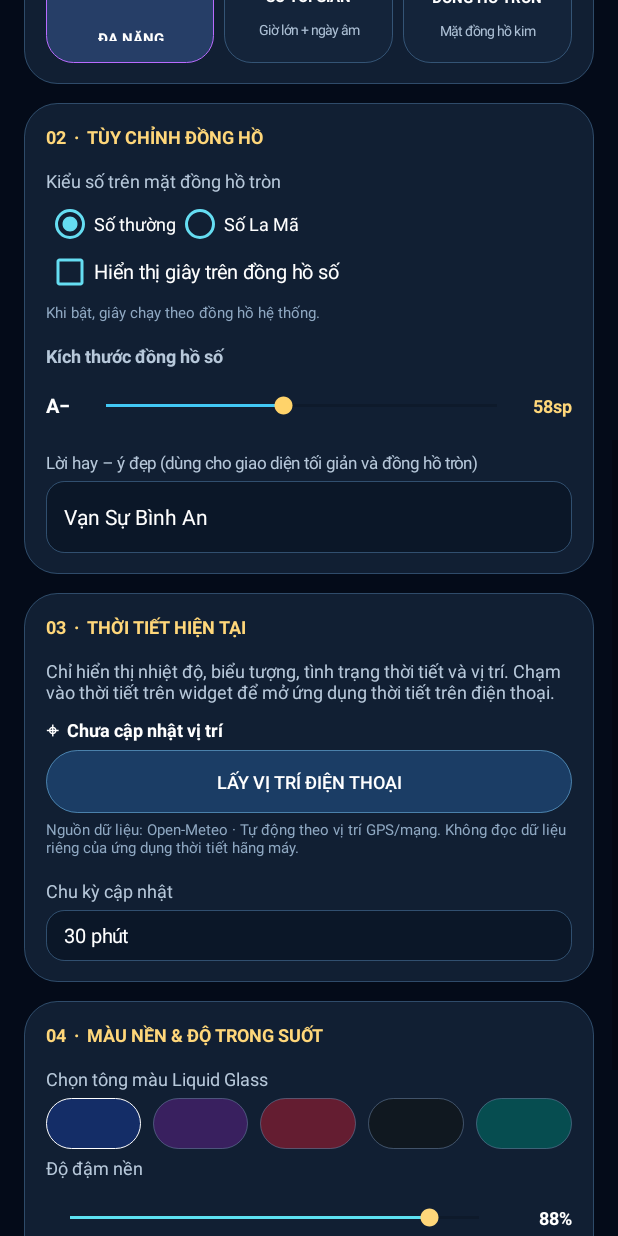
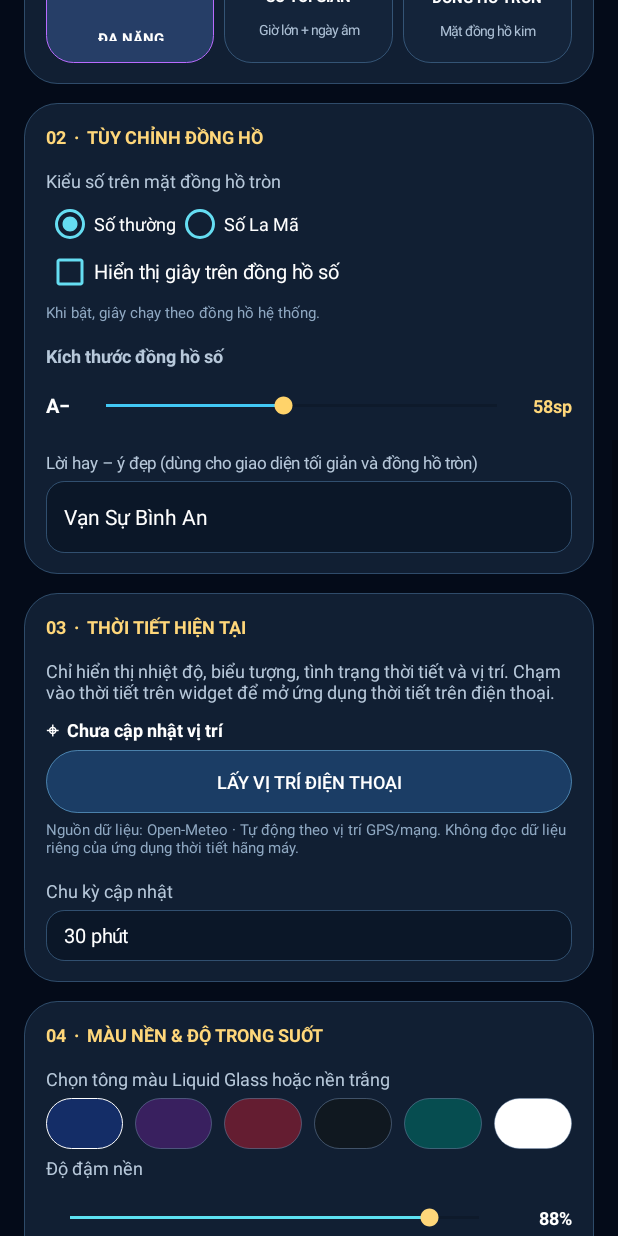
Before and after one commit to quocthanhjs/widget, an Android app: the screen it shows after launch (SettingsActivity), scrolled down 576 dp, on a phone screen of 412 x 824 dp. Run offline under Robolectric (Android 15) with nearby library versions, the phone set to English and light mode, and no system bars; 1 statement that could not run was skipped.

Commit message:
Add files via upload

```diff
--- a/app/src/main/java/vn/dqt/lunarweather/SettingsActivity.kt
+++ b/app/src/main/java/vn/dqt/lunarweather/SettingsActivity.kt
@@ -17,9 +17,9 @@ class SettingsActivity : Activity() {
     private val prefs by lazy { getSharedPreferences("dqt_settings", MODE_PRIVATE) }
     private val palette = intArrayOf(
         0xFF142D67.toInt(), 0xFF39205F.toInt(), 0xFF641D31.toInt(),
-        0xFF101820.toInt(), 0xFF064D50.toInt()
+        0xFF101820.toInt(), 0xFF064D50.toInt(), 0xFFFFFFFF.toInt()
     )
-    private val paletteNames = arrayOf("Xanh đêm", "Tím cực quang", "Đỏ rượu", "Đen kính", "Xanh ngọc")
+    private val paletteNames = arrayOf("Xanh đêm", "Tím cực quang", "Đỏ rượu", "Đen kính", "Xanh ngọc", "Trắng")
     private var selectedDesign = 0
     private var selectedColor = 0
     private var opacityValue = 88
@@ -31,6 +31,7 @@ class SettingsActivity : Activity() {
     private lateinit var previewCard: LinearLayout
     private lateinit var previewHeading: TextView
     private lateinit var opacityLabel: TextView
+    private lateinit var opacitySeek: SeekBar
     private lateinit var locationLabel: TextView
     private lateinit var phraseInput: EditText
     private lateinit var romanGroup: RadioGroup
@@ -217,13 +218,18 @@ class SettingsActivity : Activity() {
 
         val appearancePanel = card()
         appearancePanel.addView(sectionTitle("04  ·  MÀU NỀN & ĐỘ TRONG SUỐT"))
-        appearancePanel.addView(label("Chọn tông màu Liquid Glass", 12f, 0xFFB7C8DA.toInt()))
+        appearancePanel.addView(label("Chọn tông màu Liquid Glass hoặc nền trắng", 12f, 0xFFB7C8DA.toInt()))
         val colorRow = LinearLayout(this).apply { orientation = LinearLayout.HORIZONTAL }
         for (i in palette.indices) {
             val swatch = View(this).apply {
                 background = rounded(palette[i], 40f, 0x99FFFFFF.toInt())
                 setOnClickListener {
                     selectedColor = i
+                    if (palette[i] == Color.WHITE) {
+                        opacityValue = 100
+                        if (::opacitySeek.isInitialized) opacitySeek.progress = 100
+                        if (::opacityLabel.isInitialized) opacityLabel.text = "100%"
+                    }
                     refreshColorSwatches(colorRow)
                     updatePreview()
                 }
@@ -235,14 +241,14 @@ class SettingsActivity : Activity() {
         appearancePanel.addView(colorRow)
         appearancePanel.addView(label("Độ đậm nền", 12f, 0xFFB7C8DA.toInt()))
         val opacityRow = LinearLayout(this).apply { gravity = Gravity.CENTER_VERTICAL }
-        val seek = SeekBar(this).apply {
+        opacitySeek = SeekBar(this).apply {
             max = 100
             progress = opacityValue
             progressTintList = android.content.res.ColorStateList.valueOf(0xFF5DE1F2.toInt())
             thumbTintList = android.content.res.ColorStateList.valueOf(0xFFFFD77A.toInt())
         }
         opacityLabel = label("$opacityValue%", 12f, Color.WHITE, true).apply { gravity = Gravity.END }
-        opacityRow.addView(seek, LinearLayout.LayoutParams(0, dp(42), 1f))
+        opacityRow.addView(opacitySeek, LinearLayout.LayoutParams(0, dp(42), 1f))
         opacityRow.addView(opacityLabel, LinearLayout.LayoutParams(dp(46), -2))
         appearancePanel.addView(opacityRow)
         page.addView(appearancePanel)
@@ -256,7 +262,7 @@ class SettingsActivity : Activity() {
                 .putString("phrase", phraseInput.text.toString())
                 .putInt("refresh_minutes", intArrayOf(15, 30, 60, 180)[intervalSpinner.selectedItemPosition])
                 .putInt("background_color", palette[selectedColor])
-                .putInt("background_alpha", opacityValue)
+                .putInt("background_alpha", if (palette[selectedColor] == Color.WHITE) 100 else opacityValue)
                 .putInt("accent_color", 0xFFFFD36A.toInt())
                 .apply()
             WidgetUpdater.refreshAll(this)
@@ -285,7 +291,7 @@ class SettingsActivity : Activity() {
             override fun onTextChanged(s: CharSequence?, start: Int, before: Int, count: Int) { updatePreview() }
             override fun afterTextChanged(s: Editable?) {}
         })
-        seek.setOnSeekBarChangeListener(object : SeekBar.OnSeekBarChangeListener {
+        opacitySeek.setOnSeekBarChangeListener(object : SeekBar.OnSeekBarChangeListener {
             override fun onProgressChanged(seekBar: SeekBar?, progress: Int, fromUser: Boolean) {
                 opacityValue = progress
                 opacityLabel.text = "$progress%"
@@ -308,13 +314,14 @@ class SettingsActivity : Activity() {
         val base = palette[selectedColor]
         val alpha = (opacityValue * 255 / 100 shl 24) or (base and 0x00FFFFFF)
         previewCard.background = GradientDrawable(GradientDrawable.Orientation.TL_BR,
-            intArrayOf(alpha, 0xFF07111F.toInt())).apply {
+            intArrayOf(alpha, if (lightTheme) Color.WHITE else 0xFF07111F.toInt())).apply {
             cornerRadius = dp(20).toFloat()
             setStroke(dp(1), 0x997BCBFF.toInt())
         }
         previewCard.removeAllViews()
-        val white = Color.WHITE
-        val gold = 0xFFFFD66B.toInt()
+        val lightTheme = palette[selectedColor] == Color.WHITE
+        val white = if (lightTheme) Color.BLACK else Color.WHITE
+        val gold = if (lightTheme) 0xFFB77900.toInt() else 0xFFFFD66B.toInt()
         val phrase = phraseInput.text.toString().ifBlank { "Vạn Sự Bình An" }
         previewHeading.text = arrayOf("XEM TRƯỚC · ĐA NĂNG", "XEM TRƯỚC · SỐ TỐI GIẢN", "XEM TRƯỚC · ĐỒNG HỒ TRÒN")[selectedDesign]
         when (selectedDesign) {
@@ -322,7 +329,7 @@ class SettingsActivity : Activity() {
                 val top = LinearLayout(this).apply { orientation = LinearLayout.HORIZONTAL; gravity = Gravity.CENTER_VERTICAL }
                 val clockColumn = column().apply { gravity = Gravity.CENTER_VERTICAL }
                 clockColumn.addView(label(if (showSeconds) "09:44:05" else "09:44", (digitalClockSize * 0.72f).coerceIn(28f, 58f), white, true))
-                clockColumn.addView(label("Thứ Sáu, 20 tháng 11, 2026", 10f, 0xFFDCE8F5.toInt()))
+                clockColumn.addView(label("Thứ Sáu, 20 tháng 11, 2026", 10f, if (lightTheme) 0xFF334155.toInt() else 0xFFDCE8F5.toInt()))
                 top.addView(clockColumn, LinearLayout.LayoutParams(0, -1, 1f))
                 val dayCard = column().apply { gravity = Gravity.CENTER; background = rounded(0xFFF4F0E8.toInt(), 14f, 0xFFFFD36A.toInt()); setPadding(dp(8), dp(5), dp(8), dp(5)) }
                 dayCard.addView(label("THỨ SÁU", 10f, 0xFFB91C1C.toInt(), true).apply { gravity = Gravity.CENTER })
@@ -331,20 +338,28 @@ class SettingsActivity : Activity() {
                 dayCard.addView(label("12 tháng 10, 2026", 9f, 0xFFB91C1C.toInt(), true).apply { gravity = Gravity.CENTER })
                 top.addView(dayCard, LinearLayout.LayoutParams(dp(116), dp(118)))
                 previewCard.addView(top)
-                val weatherGlass = column().apply { gravity = Gravity.CENTER; background = rounded(0xCC063A78.toInt(), 18f, 0xFF4DDCFF.toInt()); setPadding(dp(8), dp(5), dp(8), dp(5)) }
-                weatherGlass.addView(label("☀️  29°C", 25f, white, true).apply { gravity = Gravity.CENTER })
-                weatherGlass.addView(label("Có mây  ·  Bạc Liêu, Cà Mau", 11f, white).apply { gravity = Gravity.CENTER })
-                previewCard.addView(weatherGlass, LinearLayout.LayoutParams(-1, dp(62)).apply { topMargin = dp(7) })
+                val weatherRow = LinearLayout(this).apply {
+                    gravity = Gravity.CENTER
+                    orientation = LinearLayout.HORIZONTAL
+                    setPadding(dp(8), dp(5), dp(8), dp(5))
+                }
+                weatherRow.addView(label("☀️", 34f, white, true))
+                val weatherText = column().apply { gravity = Gravity.CENTER_VERTICAL }
+                weatherText.addView(label("29°C", 23f, if (palette[selectedColor] == Color.WHITE) Color.BLACK else white, true))
+                weatherText.addView(label("Có mây  ·  Bạc Liêu, Cà Mau", 11f, if (palette[selectedColor] == Color.WHITE) 0xFF26364A.toInt() else white))
+                weatherRow.addView(weatherText)
+                previewCard.addView(weatherRow, LinearLayout.LayoutParams(-1, dp(62)).apply { topMargin = dp(7) })
             }
             1 -> {
                 previewCard.addView(label(if (showSeconds) "09:44:05" else "09:44", digitalClockSize, white, true).apply { gravity = Gravity.CENTER })
-                previewCard.addView(label("THỨ SÁU  ·  20 THÁNG 11, 2026", 11f, 0xFFE4EDF8.toInt(), true).apply { gravity = Gravity.CENTER })
+                previewCard.addView(label("THỨ SÁU  ·  20 THÁNG 11, 2026", 11f, if (lightTheme) 0xFF334155.toInt() else 0xFFE4EDF8.toInt(), true).apply { gravity = Gravity.CENTER })
                 previewCard.addView(label("Ngày 12 tháng 10 năm 2026", 13f, gold, true).apply { gravity = Gravity.CENTER })
-                val weatherGlass = column().apply { gravity = Gravity.CENTER; background = rounded(0xCC063A78.toInt(), 18f, 0xFF4DDCFF.toInt()); setPadding(dp(8), dp(7), dp(8), dp(7)) }
-                weatherGlass.addView(label("🌤️", 42f, white).apply { gravity = Gravity.CENTER })
-                weatherGlass.addView(label("29°C  ·  Có mây", 19f, white, true).apply { gravity = Gravity.CENTER })
-                weatherGlass.addView(label("⌖ Bạc Liêu, Cà Mau", 11f, 0xFFE4EDF8.toInt()).apply { gravity = Gravity.CENTER })
-                previewCard.addView(weatherGlass, LinearLayout.LayoutParams(-1, dp(112)).apply { topMargin = dp(7) })
+                val weatherPlain = column().apply { gravity = Gravity.CENTER; setPadding(dp(8), dp(7), dp(8), dp(7)) }
+                val lightText = palette[selectedColor] == Color.WHITE
+                weatherPlain.addView(label("🌤️", 48f, white).apply { gravity = Gravity.CENTER })
+                weatherPlain.addView(label("29°C  ·  Có mây", 21f, if (lightText) Color.BLACK else white, true).apply { gravity = Gravity.CENTER })
+                weatherPlain.addView(label("⌖ Bạc Liêu, Cà Mau", 12f, if (lightText) 0xFF26364A.toInt() else 0xFFE4EDF8.toInt()).apply { gravity = Gravity.CENTER })
+                previewCard.addView(weatherPlain, LinearLayout.LayoutParams(-1, dp(112)).apply { topMargin = dp(7) })
                 previewCard.addView(label(phrase, 14f, gold, true).apply { gravity = Gravity.CENTER })
             }
             else -> {
--- /dev/null
+++ b/app/src/main/res/drawable/calendar_page_bg.xml
@@ -0,0 +1,6 @@
+<?xml version="1.0" encoding="utf-8"?>
+<shape xmlns:android="http://schemas.android.com/apk/res/android">
+    <solid android:color="#FFFFFFFF"/>
+    <corners android:radius="18dp"/>
+    <stroke android:width="1dp" android:color="#FFFFD36A"/>
+</shape>
--- a/app/src/main/res/layout/widget_digital.xml
+++ b/app/src/main/res/layout/widget_digital.xml
@@ -19,7 +19,7 @@
 
         <LinearLayout android:layout_width="0dp" android:layout_height="match_parent" android:layout_weight="0.82"
             android:orientation="vertical" android:gravity="center" android:padding="5dp"
-            android:background="@drawable/widget_panel_bg">
+            android:background="@drawable/calendar_page_bg">
             <TextView android:id="@+id/calendar_weekday" android:layout_width="match_parent" android:layout_height="wrap_content"
                 android:gravity="center" android:text="THỨ SÁU" android:textColor="#FFB91C1C" android:textSize="11sp" android:textStyle="bold" />
             <TextView android:id="@+id/calendar_day" android:layout_width="match_parent" android:layout_height="0dp" android:layout_weight="1"
@@ -32,8 +32,7 @@
     </LinearLayout>
 
     <LinearLayout android:layout_width="match_parent" android:layout_height="wrap_content" android:layout_marginTop="7dp"
-        android:orientation="horizontal" android:gravity="center_vertical" android:padding="8dp"
-        android:background="@drawable/widget_panel_bg">
+        android:orientation="horizontal" android:gravity="center_vertical" android:padding="8dp">
         <TextView android:id="@+id/weather_icon" android:layout_width="wrap_content" android:layout_height="wrap_content"
             android:text="🌤️" android:textSize="34sp" />
         <LinearLayout android:layout_width="0dp" android:layout_height="wrap_content" android:layout_weight="1"
--- a/app/src/main/res/layout/widget_minimal.xml
+++ b/app/src/main/res/layout/widget_minimal.xml
@@ -16,7 +16,7 @@
 
     <LinearLayout android:layout_width="match_parent" android:layout_height="0dp" android:layout_weight="1"
         android:layout_marginTop="8dp" android:orientation="horizontal" android:gravity="center_vertical"
-        android:padding="8dp" android:background="@drawable/widget_panel_bg">
+        android:padding="8dp">
         <TextView android:id="@+id/min_weather_icon" android:layout_width="0dp" android:layout_height="match_parent"
             android:layout_weight="1" android:gravity="center" android:text="🌤️" android:textSize="62sp" />
         <View android:layout_width="1dp" android:layout_height="match_parent" android:background="#6679DFFF" />
```
Also changed, not shown: app/src/main/java/vn/dqt/lunarweather/WidgetUpdater.kt (+22 -1 lines).
